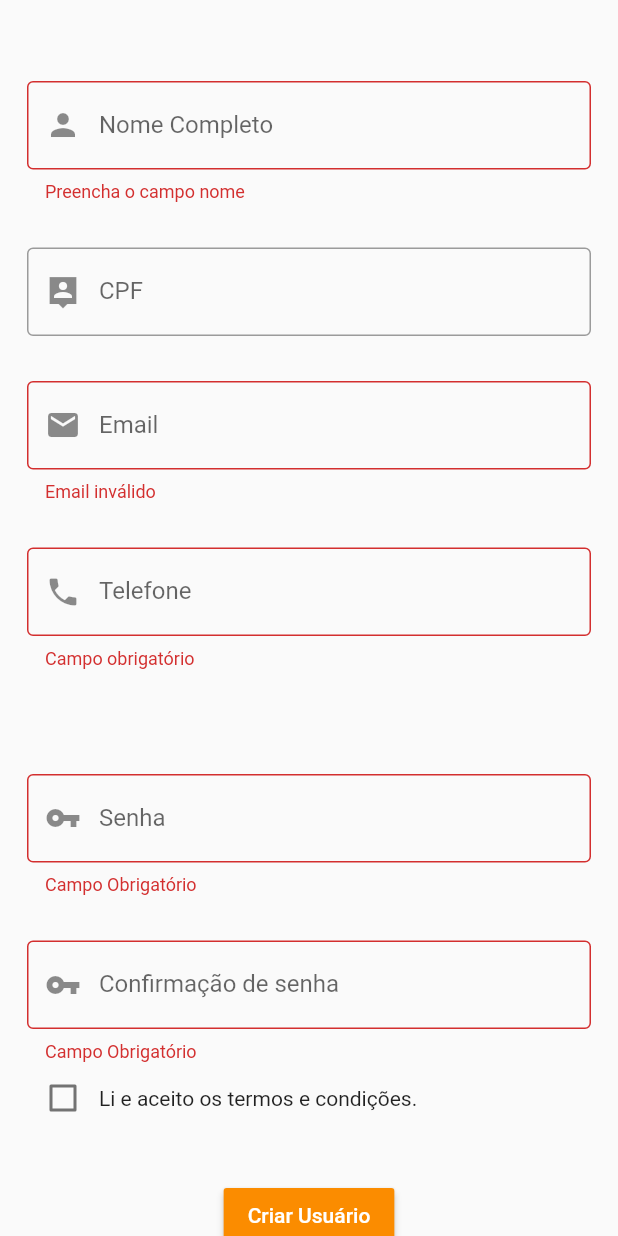
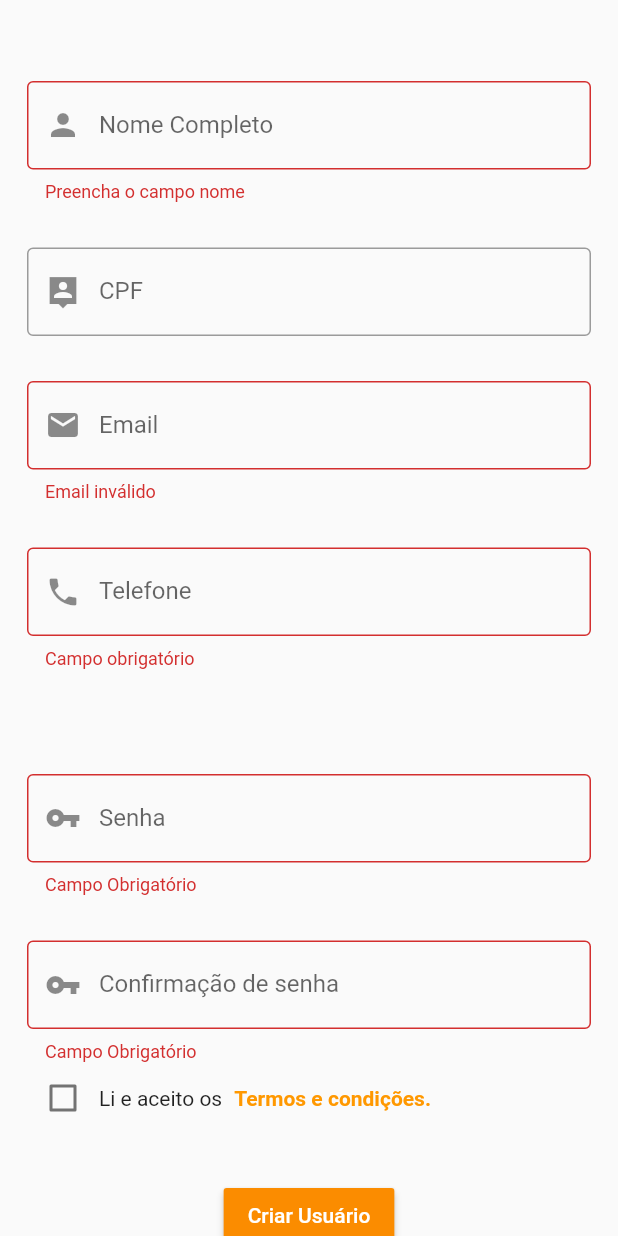
Before and after one commit to Nicollas1305/Sesi_Esporte, a Flutter app: the CreateUserForm screen opened by its route, scrolled down 46 dp, after a tap on "Criar Usuário", on a phone screen of 412 x 824 dp. Run offline on Flutter 3.47's test engine with Material 2 defaults, Android fonts, the phone set to English and light mode, and no system bars; our stand-ins replace brasil_fields, get; statements that could not run were skipped.

Commit message:
Create User Screen updated

```diff
--- a/lib/views/create_user.dart
+++ b/lib/views/create_user.dart
@@ -1,4 +1,5 @@
 import 'package:brasil_fields/brasil_fields.dart';
+import 'package:flutter/cupertino.dart';
 import 'package:flutter/material.dart';
 import 'package:flutter/services.dart';
 import 'package:get/get.dart';
@@ -178,7 +179,36 @@ class _CreateUserFormState extends State<CreateUserForm> {
                             },
                             value: _checkBoxVal,
                           )),
-                          Text('Li e aceito os termos e condições.')
+                          Text('Li e aceito os'),
+                          TextButton(
+                              onPressed: () {
+                                showDialog(
+                                    context: context,
+                                    builder: (BuildContext context) =>
+                                        AlertDialog(
+                                          title:
+                                              const Text('Termos e Condições'),
+                                          content: const Text(
+                                              'Aqui será adicionado os termos e condições para aceite do Usuário'),
+                                          actions: <Widget>[
+                                            TextButton(
+                                                onPressed: () => Navigator.pop(
+                                                    context, 'Cancelar'),
+                                                child: const Text('Cancelar')),
+                                            TextButton(
+                                              onPressed: () => Navigator.pop(
+                                                  context, _checkBoxVal),
+                                              child: const Text('Aceitar'),
+                                            ),
+                                          ],
+                                        ));
+                              },
+                              child: const Text(
+                                'Termos e condições.',
+                                style: TextStyle(
+                                    color: Colors.orange,
+                                    fontWeight: FontWeight.bold),
+                              )),
                         ],
                       ),
                       SizedBox(
@@ -190,23 +220,20 @@ class _CreateUserFormState extends State<CreateUserForm> {
                 ),
                 RaisedButton(
                   onPressed: () {
-                    if (_formKey.currentState!.validate()) {
-                      if (_checkBoxVal == false) {
-                        showBottomSheet<String>(
-                          context: context,
-                          builder: (BuildContext context) => Container(
-                              decoration: const BoxDecoration(
-                                  border: Border(
-                                      top: BorderSide(color: Colors.black12)))),
-                        );
-                      }
+                    if (_formKey.currentState!.validate() &&
+                        _checkBoxVal == true) {
+                      Navigator.of(context).pushNamed('/');
                       ScaffoldMessenger.of(context).showSnackBar(SnackBar(
                         content: Text("Usuário Criado"),
                         backgroundColor: Colors.greenAccent,
                       ));
-                      Navigator.of(context).pushNamed('/');
-                    } else if (createPassword != confirmPassword ||
-                        _checkBoxVal == false) {}
+                    } else if (_formKey.currentState!.validate() &&
+                        _checkBoxVal == false) {
+                      ScaffoldMessenger.of(context).showSnackBar(SnackBar(
+                        content: Text("Aceite os termos e condições."),
+                        backgroundColor: Colors.black12,
+                      ));
+                    }
                   },
                   child: const Text("Criar Usuário"),
                   color: Colors.orange[600],
--- a/lib/views/login_page.dart
+++ b/lib/views/login_page.dart
@@ -26,8 +26,7 @@ class _LoginPageState extends State<LoginPage> {
 
   @override
   Widget build(BuildContext context) {
-    return Container(
-      child: Scaffold(
+    return Scaffold(
       body: Center(
         child: Padding(
           padding: const EdgeInsets.all(18.0),
@@ -117,7 +116,6 @@ class _LoginPageState extends State<LoginPage> {
           ),
         ),
       ),
-      ),
     );
   }
 }
```
Lines whose indentation alone changed are shown as unchanged.
